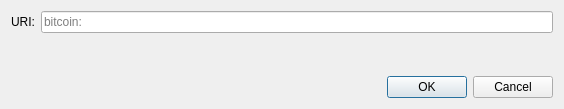
Qt form src/qt/forms/openuridialog.ui (syglee7/zenacoin-ver2) before a commit.
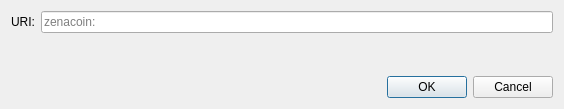
The same form after that commit. Custom widgets are drawn as their Qt base class.

Diff of the .ui file:
```diff
--- a/src/qt/forms/openuridialog.ui
+++ b/src/qt/forms/openuridialog.ui
@@ -26,7 +26,7 @@
      <item>
       <widget class="QValidatedLineEdit" name="uriEdit">
        <property name="placeholderText">
-        <string notr="true">bitcoin:</string>
+        <string notr="true">zenacoin:</string>
        </property>
       </widget>
      </item>
```
Left out of the diff: 2 changed lines with no effect on the pictures.
